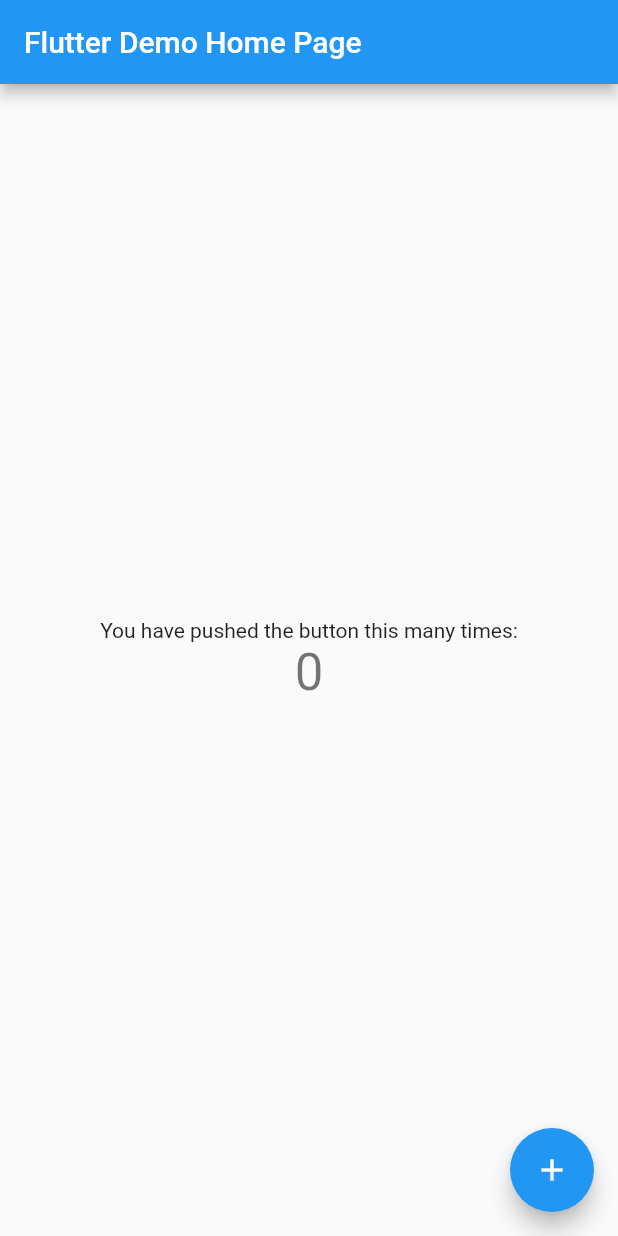
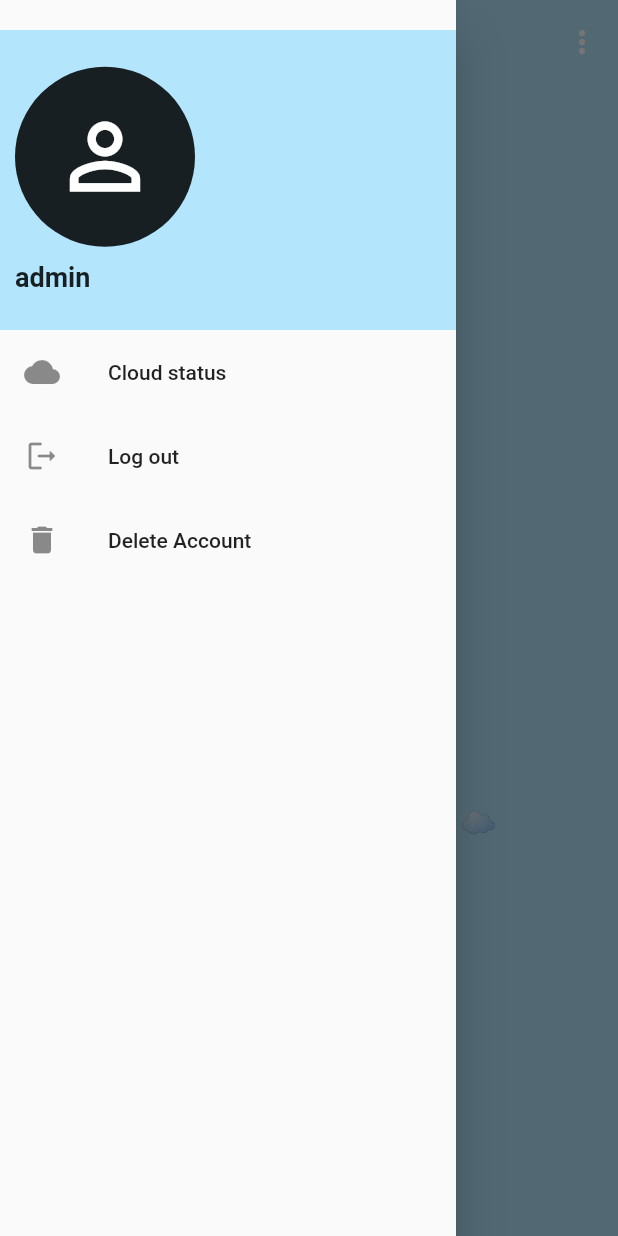
Before and after one commit to daumienebi/home_cloud_mobile, a Flutter app: the screen it shows after launch, with the side drawer open (before the commit the screen has no drawer), on a phone screen of 412 x 824 dp. Run offline on Flutter 3.47's test engine with Material 2 defaults, Android fonts, the phone set to English and light mode, and no system bars; drawn by our look-alikes of lottie; our stand-ins replace font_awesome_flutter, google_fonts, package_info_plus.

Commit message:
adding few utils and structuring the app

```diff
--- a/lib/main.dart
+++ b/lib/main.dart
@@ -1,115 +1,56 @@
 import 'package:flutter/material.dart';
+import 'package:flutter/services.dart';
+import 'package:google_fonts/google_fonts.dart';
+import 'package:home_cloud/utils/app_routes.dart';
+import 'package:provider/provider.dart';
 
 void main() {
-  runApp(const MyApp());
+  //runApp(const MyApp());
+  WidgetsFlutterBinding.ensureInitialized();
+  SystemChrome.setPreferredOrientations([DeviceOrientation.portraitUp])
+      .then((value) => runApp(const MyApp()));
 }
 
 class MyApp extends StatelessWidget {
   const MyApp({super.key});
 
-  // This widget is the root of your application.
   @override
   Widget build(BuildContext context) {
-    return MaterialApp(
-      title: 'Flutter Demo',
+    //Make the status bar the same as the scaffold color
+    SystemChrome.setSystemUIOverlayStyle(SystemUiOverlayStyle(
+        statusBarColor: Colors.lightBlue[100],
+        systemNavigationBarDividerColor: Colors.transparent
+    ));
+    return  MaterialApp(
+      title: 'Home Cloud',
+      debugShowCheckedModeBanner: false,
       theme: ThemeData(
-        // This is the theme of your application.
-        //
-        // Try running your application with "flutter run". You'll see the
-        // application has a blue toolbar. Then, without quitting the app, try
-        // changing the primarySwatch below to Colors.green and then invoke
-        // "hot reload" (press "r" in the console where you ran "flutter run",
-        // or simply save your changes to "hot reload" in a Flutter IDE).
-        // Notice that the counter didn't reset back to zero; the application
-        // is not restarted.
-        primarySwatch: Colors.blue,
+          scaffoldBackgroundColor: Colors.lightBlue[100],
+          textTheme: GoogleFonts.varelaRoundTextTheme()
       ),
-      home: const MyHomePage(title: 'Flutter Demo Home Page'),
+      routes: AppRoutes.allRoutes,
+      initialRoute: AppRoutes.routeStrings.home,
+      //supportedLocales: L10n.all,
+      //localizationsDelegates: const [
+      //  AppLocalizations.delegate,
+      //  GlobalMaterialLocalizations.delegate,
+      //  GlobalCupertinoLocalizations.delegate,
+      //  GlobalWidgetsLocalizations.delegate
+      // ],
     );
   }
 }
 
-class MyHomePage extends StatefulWidget {
-  const MyHomePage({super.key, required this.title});
-
-  // This widget is the home page of your application. It is stateful, meaning
-  // that it has a State object (defined below) that contains fields that affect
-  // how it looks.
-
-  // This class is the configuration for the state. It holds the values (in this
-  // case the title) provided by the parent (in this case the App widget) and
-  // used by the build method of the State. Fields in a Widget subclass are
-  // always marked "final".
-
-  final String title;
-
-  @override
-  State<MyHomePage> createState() => _MyHomePageState();
-}
-
-class _MyHomePageState extends State<MyHomePage> {
-  int _counter = 0;
-
-  void _incrementCounter() {
-    setState(() {
-      // This call to setState tells the Flutter framework that something has
-      // changed in this State, which causes it to rerun the build method below
-      // so that the display can reflect the updated values. If we changed
-      // _counter without calling setState(), then the build method would not be
-      // called again, and so nothing would appear to happen.
-      _counter++;
-    });
-  }
+/*
+class AppState extends StatelessWidget {
+  const AppState({Key? key}) : super(key: key);
 
   @override
   Widget build(BuildContext context) {
-    // This method is rerun every time setState is called, for instance as done
-    // by the _incrementCounter method above.
-    //
-    // The Flutter framework has been optimized to make rerunning build methods
-    // fast, so that you can just rebuild anything that needs updating rather
-    // than having to individually change instances of widgets.
-    return Scaffold(
-      appBar: AppBar(
-        // Here we take the value from the MyHomePage object that was created by
-        // the App.build method, and use it to set our appbar title.
-        title: Text(widget.title),
-      ),
-      body: Center(
-        // Center is a layout widget. It takes a single child and positions it
-        // in the middle of the parent.
-        child: Column(
-          // Column is also a layout widget. It takes a list of children and
-          // arranges them vertically. By default, it sizes itself to fit its
-          // children horizontally, and tries to be as tall as its parent.
-          //
-          // Invoke "debug painting" (press "p" in the console, choose the
-          // "Toggle Debug Paint" action from the Flutter Inspector in Android
-          // Studio, or the "Toggle Debug Paint" command in Visual Studio Code)
-          // to see the wireframe for each widget.
-          //
-          // Column has various properties to control how it sizes itself and
-          // how it positions its children. Here we use mainAxisAlignment to
-          // center the children vertically; the main axis here is the vertical
-          // axis because Columns are vertical (the cross axis would be
-          // horizontal).
-          mainAxisAlignment: MainAxisAlignment.center,
-          children: <Widget>[
-            const Text(
-              'You have pushed the button this many times:',
-            ),
-            Text(
-              '$_counter',
-              style: Theme.of(context).textTheme.headline4,
-            ),
-          ],
-        ),
-      ),
-      floatingActionButton: FloatingActionButton(
-        onPressed: _incrementCounter,
-        tooltip: 'Increment',
-        child: const Icon(Icons.add),
-      ), // This trailing comma makes auto-formatting nicer for build methods.
+    return MultiProvider(
+      providers: [],
+      child: const MyApp(),
     );
   }
 }
+*/
--- /dev/null
+++ b/lib/ui/screens/home_screen.dart
@@ -0,0 +1,187 @@
+import 'package:flutter/material.dart';
+import 'package:home_cloud/ui/screens/about_app_screen.dart';
+import 'package:home_cloud/utils/navigator_util.dart';
+import 'package:lottie/lottie.dart';
+import 'package:url_launcher/url_launcher.dart';
+
+class HomeScreen extends StatelessWidget {
+  const HomeScreen({Key? key}) : super(key: key);
+
+  @override
+  Widget build(BuildContext context) {
+    final GlobalKey<ScaffoldState> scaffoldKey = GlobalKey<ScaffoldState>();
+    return Scaffold(
+      key: scaffoldKey,
+      appBar: AppBar(
+        title: Column(
+          mainAxisAlignment: MainAxisAlignment.start,
+          crossAxisAlignment: CrossAxisAlignment.start,
+          children: const [
+            Text('Home Cloud️',style: TextStyle(color: Colors.black87)),
+            Text('Connected to [SAMSUNG T2] ☁',style: TextStyle(fontSize: 13,color: Colors.black54),)
+          ],
+        ),
+        shadowColor: Colors.transparent,
+        backgroundColor: Colors.lightBlue[100],
+        actions: [
+          popupMenuButton(context)
+        ],
+        leading: IconButton(
+          onPressed: ()=> scaffoldKey.currentState!.openDrawer(),
+          icon: const Icon(Icons.menu,color: Colors.black54,),
+        ),
+      ),
+      drawer: const Drawer(
+        child: MyDrawer(),
+      ),
+      body: Center(
+          child: Column(
+            mainAxisAlignment: MainAxisAlignment.center,
+            children: [
+              Padding(
+                padding: const EdgeInsets.only(top: 10),
+                child: LottieBuilder.asset(
+                  'assets/lottie_animations/main-cloud.json',
+                  height: MediaQuery.of(context).size.height * 0.25,
+                  repeat: true,
+                ),
+              ),
+              const Text('Welcome to Home Cloud ☁️',style: TextStyle(fontSize: 20),)
+            ],
+          )
+      ),
+    );
+  }
+
+  /// The app bar actions to view a simple menu
+  PopupMenuButton popupMenuButton(BuildContext context){
+    return PopupMenuButton<String>(
+      shape: RoundedRectangleBorder(borderRadius: BorderRadius.circular(5)),
+      itemBuilder: (BuildContext context) => <PopupMenuEntry<String>>[
+        PopupMenuItem<String>(
+          value: 'menu_item_1',
+          child: Row(
+            mainAxisAlignment: MainAxisAlignment.start,
+            children: const [
+              Icon(Icons.settings,color: Colors.black54,),
+              SizedBox(width: 5,),
+              Text('Settings'),
+            ],
+          ),
+        ),
+        PopupMenuItem<String>(
+          value: 'menu_item_2',
+          child: Row(
+            mainAxisAlignment: MainAxisAlignment.start,
+            children: const [
+              Icon(Icons.help_outline,color: Colors.black54,),
+              SizedBox(width: 5),
+              Text('Help'),
+            ],
+          ),
+        ),
+      ],
+      onSelected: (String value) {
+        // Handle menu item selection
+        switch (value) {
+          case 'menu_item_1':
+            Navigator.of(context).push(
+                NavigatorUtil.createRouteWithSlideAnimation(
+                    newPage: const AboutAppScreen())
+            );
+            break;
+          case 'menu_item_2':
+            final url = Uri.parse('https://daumienebi.github.io/yo_nunca/policy.html');
+            //_launchUrl(url);
+            break;
+        }
+      },
+    );
+  }
+
+}
+class MyDrawer extends StatelessWidget {
+  const MyDrawer({Key? key}) : super(key: key);
+
+  @override
+  Widget build(BuildContext context) {
+    return drawerContents(context);
+  }
+
+  /// The drawer that is returned for a user that is signed in
+  Widget drawerContents(BuildContext context) {
+    return Column(
+      children: [
+        userData(context),
+        Expanded(
+          child: optionsListWidget(context),
+        ),
+      ],
+    );
+  }
+
+  Widget userData(BuildContext context) {
+    return Container(
+      margin: const EdgeInsets.only(top: 20),
+      padding: const EdgeInsets.all(10),
+      height: 200,
+      width: double.infinity,
+      color: Colors.lightBlue[100],
+      child: Column(
+        mainAxisAlignment: MainAxisAlignment.center,
+        crossAxisAlignment: CrossAxisAlignment.start,
+        children: [
+          const CircleAvatar(
+            radius: 60,
+            backgroundColor: Colors.black87,
+            child: Icon(
+              Icons.person_outline,
+              color: Colors.white,
+              size: 70,
+            ),
+          ),
+          // display name
+          Container(
+              margin: const EdgeInsets.only(top: 10.0),
+              child: const Text('admin',
+                  style: TextStyle(
+                      overflow: TextOverflow.ellipsis,
+                      fontSize: 18,
+                      fontWeight: FontWeight.bold))),
+        ],
+      ),
+    );
+  }
+
+  Widget optionsListWidget(
+      BuildContext context) {
+    return ListView(
+      // 0 to remove the random white space that was appearing
+      padding: const EdgeInsets.only(top: 0),
+      children: [
+        //About the app
+        ListTile(
+          leading: const Icon(Icons.cloud),
+          title: const Text('Cloud status'),
+          onTap: () {
+          },
+        ),
+        //Log out
+        ListTile(
+            leading: const Icon(Icons.logout_rounded),
+            title: const Text('Log out'),
+            onTap: () {
+            }),
+        //Delete user account
+        ListTile(
+            leading: const Icon(Icons.delete),
+            title: const Text('Delete Account'),
+            onTap: () {
+            })
+      ],
+    );
+  }
+  _launchUrl(Uri url) async{
+    await launchUrl(url,mode:LaunchMode.externalApplication);
+  }
+}
--- /dev/null
+++ b/lib/utils/app_routes.dart
@@ -0,0 +1,20 @@
+import 'package:home_cloud/ui/screens/home_screen.dart';
+
+/// Class to handle the navigation in case the Navigator..pushNamed(..) method
+/// is used
+class AppRoutes{
+  static RouteStrings routeStrings = RouteStrings();
+  static final allRoutes = {
+    routeStrings.home : (_) => const HomeScreen(),
+    //routeStrings.signInPage: (_) => const SignInPage(),
+    //routeStrings.signUpPage: (_) => const SignUpPage(),
+  };
+}
+
+/// Class to map all the pages in the app,they can be used in the
+/// pushedNamed method of the [Navigator]
+class RouteStrings {
+  String get home => 'home';
+  String get signInScreen => 'signInScreen';
+  String get signUpScreen => 'signUpScreen';
+}
--- /dev/null
+++ b/lib/utils/constants.dart
@@ -0,0 +1,4 @@
+enum SocialMedia { Facebook, Twitter, Instagram,Email, Whatsapp,Enlace}
+class Constants{
+  static String playStoreId = 'com.devdaumienebi.yonunca';
+}
```
Also changed, not shown: assets/lottie_animations/main-cloud.json (added, +1 -0 lines), lib/ui/screens/about_app_screen.dart (added, +276 -0 lines), lib/utils/navigator_util.dart (added, +69 -0 lines), pubspec.yaml (+15 -3 lines), pubspec.lock, 7 other files.
